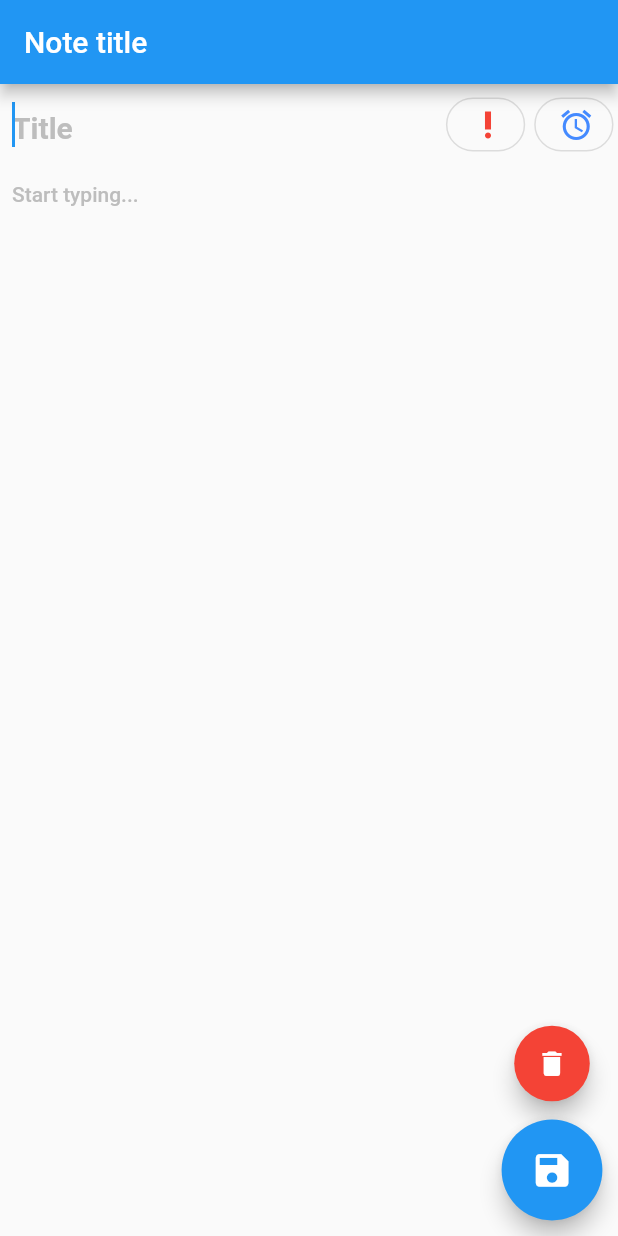
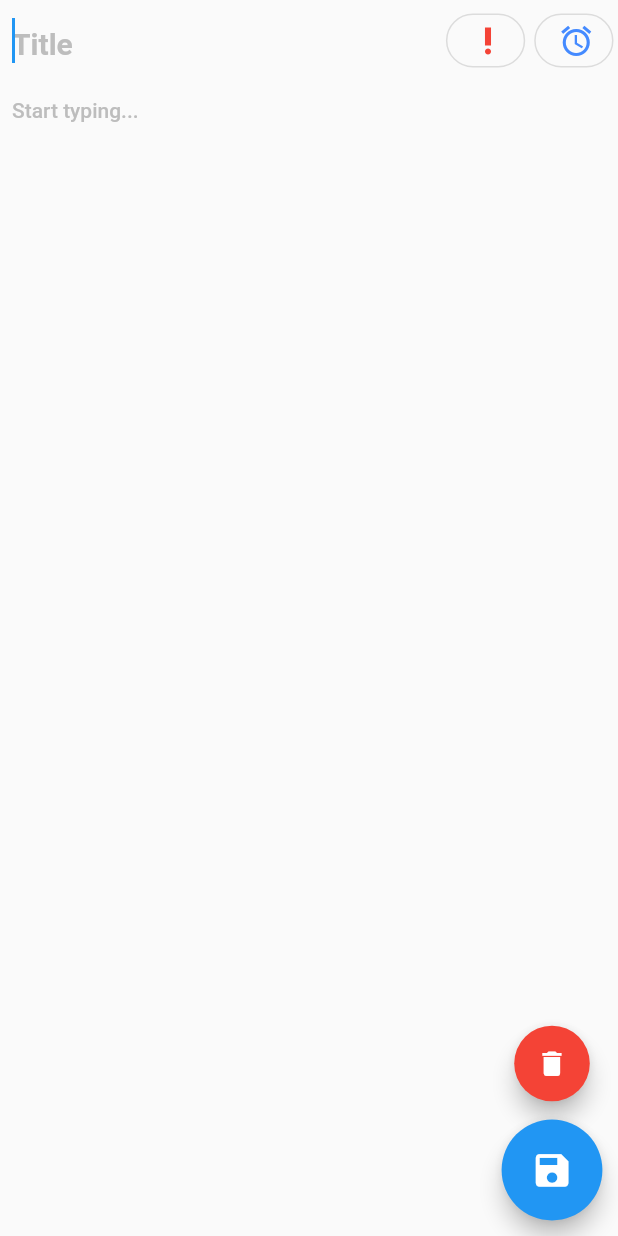
Before and after one commit to yashodgayashan/note-keeper-app, a Flutter app: the screen it shows after launch, on a phone screen of 412 x 824 dp. Run offline on Flutter 3.47's test engine with Material 2 defaults, Android fonts, the phone set to English and light mode, and no system bars; our stand-ins replace sqflite; accounts and stored records are empty.

Commit message:
Removed app bar

```diff
--- a/lib/models/notes.dart
+++ b/lib/models/notes.dart
@@ -9,6 +9,7 @@ class Note {
   String _remindTime;
   String _createdTime;
   String _updatedTime;
+  int label;
 
   /**
    *  Using Notes.createNotes named constructor will be used when a note is created.
--- a/lib/screens/notes_detail.dart
+++ b/lib/screens/notes_detail.dart
@@ -9,9 +9,6 @@ class _NoteDatailsState extends State<NoteDatails> {
   @override
   Widget build(BuildContext context) {
     return Scaffold(
-      appBar: AppBar(
-        title: Text("Note title"),
-      ),
       body: ListView(
         children: <Widget>[
           Row(
```
